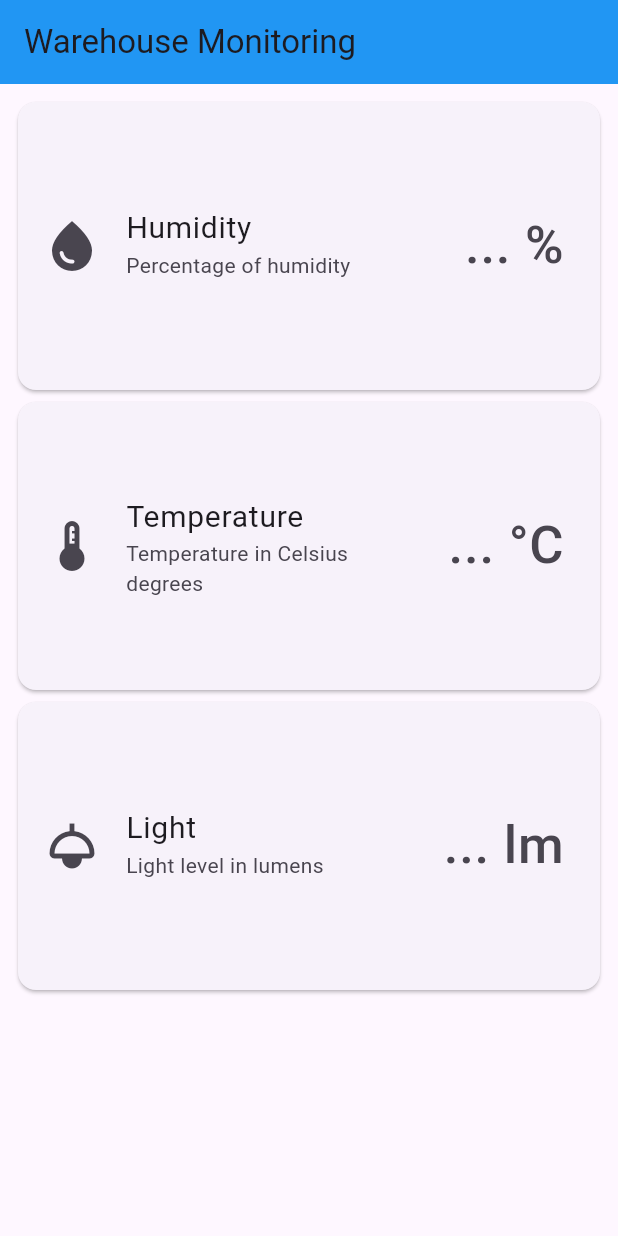
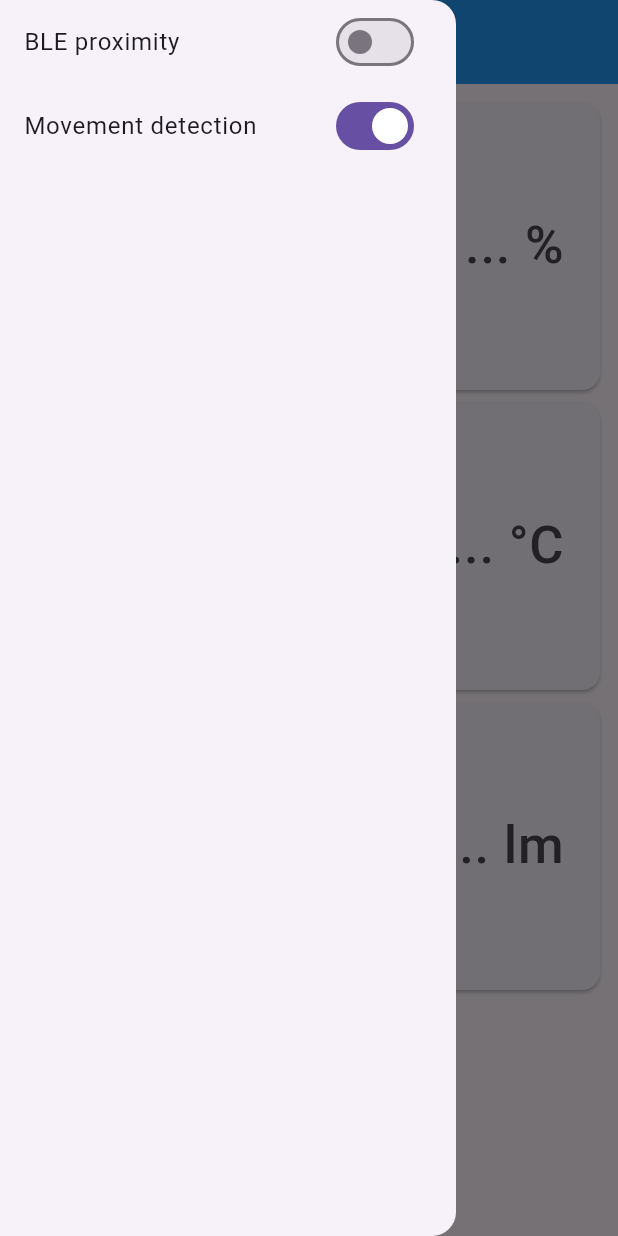
Before and after one commit to franciscomcsousa/WareSmart, a Flutter app: the screen it shows after launch, with the side drawer open (before the commit the screen has no drawer), on a phone screen of 412 x 824 dp. Run offline on Flutter 3.47's test engine with Material 3 defaults, Android fonts, the phone set to English and light mode, and no system bars; our stand-ins replace awesome_notifications; missing offline and left inert: dart:ffi; network calls fail.

```diff
--- a/frontend/application/lib/main.dart
+++ b/frontend/application/lib/main.dart
@@ -38,20 +38,79 @@ class MyApp extends StatelessWidget {
 
   @override
   Widget build(BuildContext context) {
+    // initial toggle states, BLE and Movement
+    final _isBLEEnabled = ValueNotifier<bool>(false);
+    final _isMovementEnabled = ValueNotifier(true);
+
     return MaterialApp(
       home: Scaffold(
         appBar: AppBar(
           backgroundColor: Colors.blue,
           title: const Text('Warehouse Monitoring'),
         ),
-        body: ListViewHome(),
+        body: ListViewHome(isBLEEnabled: _isBLEEnabled, isMovementEnabled: _isMovementEnabled),
+        drawer: NavigationDrawer(isBLEEnabled: _isBLEEnabled, isMovementEnabled: _isMovementEnabled),
+      ),
+    );
+  }
+}
+
+class NavigationDrawer extends StatefulWidget {
+  final ValueNotifier<bool> isBLEEnabled, isMovementEnabled;
+
+  const NavigationDrawer({Key? key, required this.isBLEEnabled, required this.isMovementEnabled}) : super(key: key);
+
+  @override
+  State<NavigationDrawer> createState() => _NavigationDrawerState();
+}
+
+class _NavigationDrawerState extends State<NavigationDrawer> {
+  bool _isBLEEnabled = false, _isMovementEnabled = true; // Local state copy
+
+  @override
+  void initState() {
+    super.initState();
+    // get current values
+    _isBLEEnabled = widget.isBLEEnabled.value;
+    _isMovementEnabled = widget.isMovementEnabled.value;
+  }
+
+  @override
+  Widget build(BuildContext context) {
+    return Drawer(
+      child: SingleChildScrollView(
+        child: Column(
+          crossAxisAlignment: CrossAxisAlignment.stretch,
+          children: [
+            SwitchListTile(
+              title: const Text('BLE proximity'),
+              value: _isBLEEnabled,
+              // update switch values
+              onChanged: (value) => setState(() {
+                _isBLEEnabled = value;
+                toggleBLE();
+              }
+              ),
+            ),
+            SwitchListTile(
+              title: const Text('Movement detection'),
+              value: _isMovementEnabled,
+              onChanged: (value) => setState(() {
+                _isMovementEnabled = value;
+                toggleMovement();
+              }),
+            ),
+          ],
+        ),
       ),
     );
   }
 }
 
 class ListViewHome extends StatefulWidget {
-  ListViewHome({super.key});
+  final ValueNotifier<bool> isBLEEnabled, isMovementEnabled;
+
+  const ListViewHome({Key? key, required this.isBLEEnabled, required this.isMovementEnabled}) : super(key: key);
 
   @override
   State<StatefulWidget> createState() => _ListViewState();
```
Also changed, not shown: frontend/application/lib/httpRequests.dart (+28 -0 lines).
